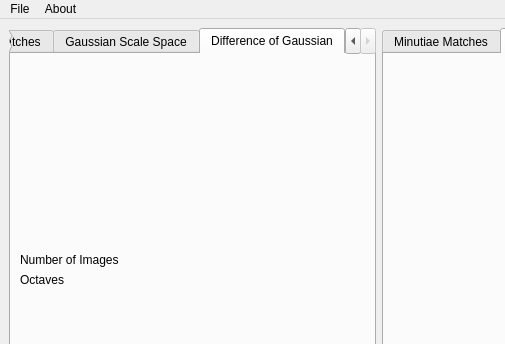
This is Algorithms/GUI/AlgorithmExamination.ui in Mini-Sylar/Fingerprint-Matching-System as Qt 5 draws it before an edit; both pictures show x 0 to 505 and y 0 to 344 of the 757 by 619 pixel window. The edited form follows.
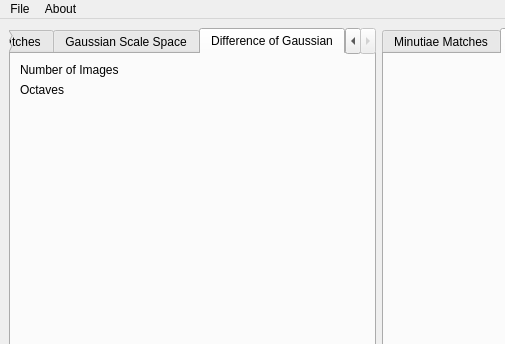
This is the edited form. The open tabs and pages were chosen to show the change.

Commit message: Added DOG images in view port

The edit to the form file:
```diff
--- a/Algorithms/GUI/AlgorithmExamination.ui
+++ b/Algorithms/GUI/AlgorithmExamination.ui
@@ -191,27 +191,7 @@
          </attribute>
          <layout class="QVBoxLayout" name="verticalLayout_5">
           <item>
-           <layout class="QVBoxLayout" name="verticalLayout_4">
-            <item>
-             <widget class="QLabel" name="DOG_Show_Image">
-              <property name="text">
-               <string/>
-              </property>
-              <property name="scaledContents">
-               <bool>true</bool>
-              </property>
-              <property name="alignment">
-               <set>Qt::AlignCenter</set>
-              </property>
-              <property name="wordWrap">
-               <bool>false</bool>
-              </property>
-              <property name="openExternalLinks">
-               <bool>false</bool>
-              </property>
-             </widget>
-            </item>
-           </layout>
+           <layout class="QVBoxLayout" name="Show_DOG_Image"/>
           </item>
           <item>
            <layout class="QFormLayout" name="formLayout_2">
```
Left out of the diff: 41 changed lines with no effect on the pictures. Lines whose indentation alone changed are shown as unchanged. The commit also changes 3 other files.
